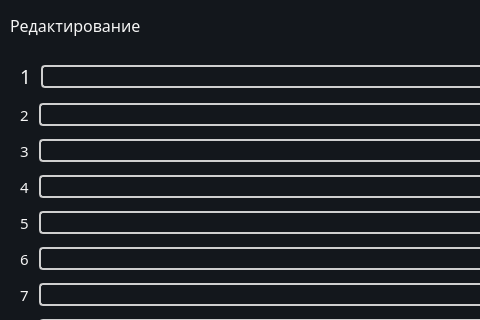
Old version of the form src/ui/profileEditWindow.ui in the repository denipolis/arci-binder; both pictures show x 0 to 480 and y 0 to 320 of the 967 by 503 pixel window.
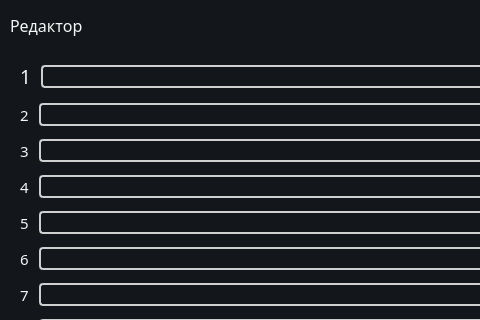
New version of the form. Icons and pictures are not drawn.

```diff
--- a/src/ui/profileEditWindow.ui
+++ b/src/ui/profileEditWindow.ui
@@ -723,7 +723,7 @@
      </font>
     </property>
     <property name="text">
-     <string>Редактирование</string>
+     <string>Редактор</string>
     </property>
    </widget>
   </widget>
```
